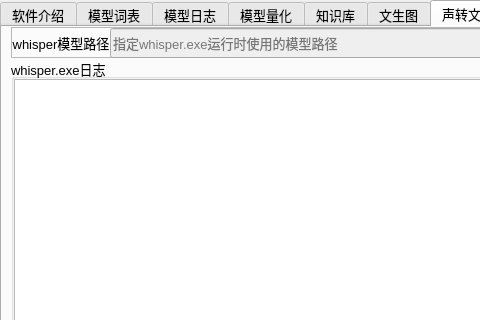
Before: the Qt Designer form expend.ui in ylsdamxssjxxdd/eva, drawn with Qt 5; both pictures show x 0 to 480 and y 0 to 320 of the 820 by 650 pixel window.
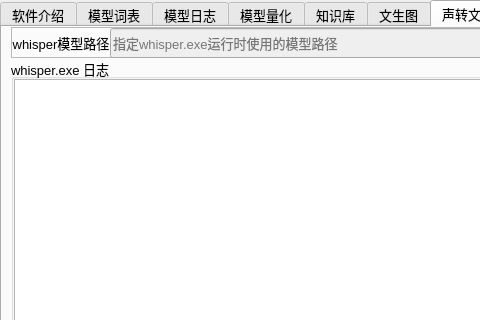
After: the same form once the commit is applied. The open tabs and pages were chosen to show the change.

Diff of the .ui file:
```diff
--- a/expend.ui
+++ b/expend.ui
@@ -2450,7 +2450,7 @@
           </font>
          </property>
          <property name="title">
-          <string>whisper.exe日志</string>
+          <string>whisper.exe 日志</string>
          </property>
          <layout class="QVBoxLayout" name="verticalLayout_10">
           <property name="spacing">
```
Left out of the diff: 66 changed lines with no effect on the pictures.
